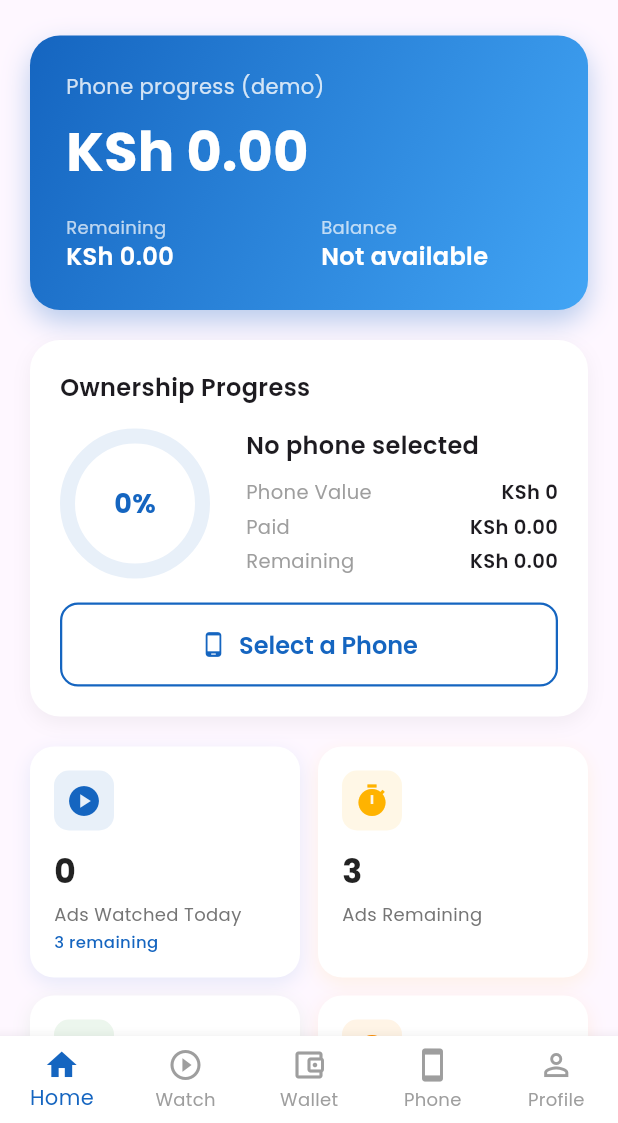
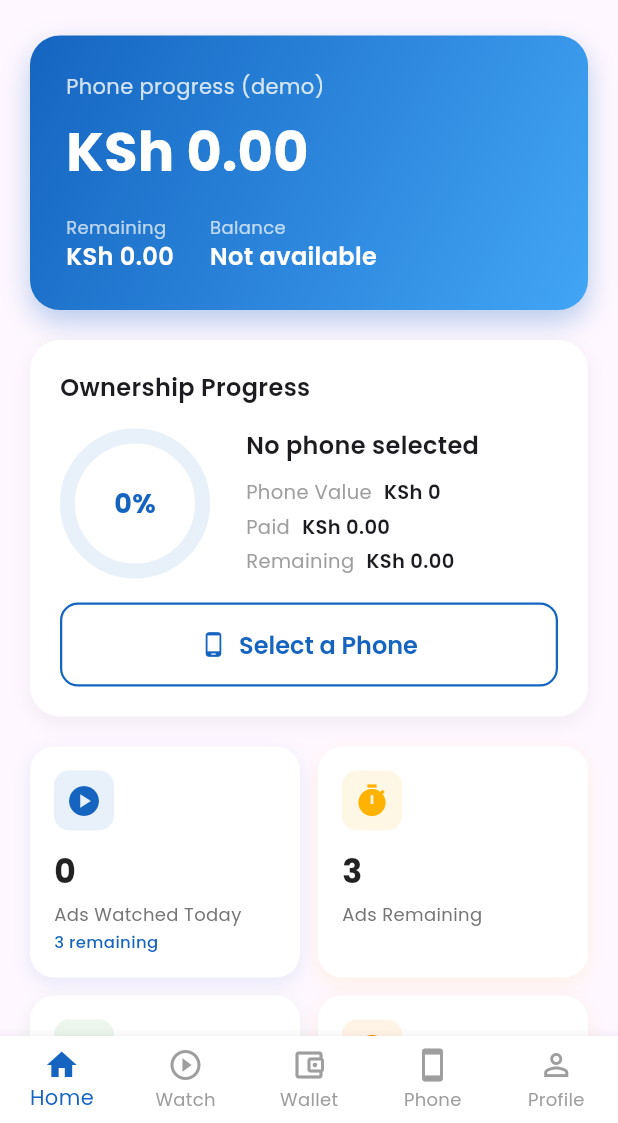
Before and after one commit to murithiian24-Avaru/Ian-Ndung-u-Muriithi, a Flutter app: the MainNavigation screen opened by its route, on a phone screen of 412 x 824 dp, the part 113-1236 px from its top. Run offline on Flutter 3.47's test engine with Material 3 defaults, Android fonts, the phone set to English and light mode, and no system bars; drawn by our look-alikes of percent_indicator; our stand-ins replace flutter_animate, google_fonts, package_info_plus, shared_preferences; accounts and stored records are empty; generated files the repository leaves out were written again; statements that could not run were skipped.

Commit message:
AdLease: fix overflows on all screens; defer startup loading [screenshots]
Real-font layout tests found overflows beyond the dashboard on small
phones and with large system fonts. Local fixes, same look at normal size:
- GradientButton: at least 56 high; label wraps instead of overflowing
- Watch tab stats share the width; Phone tab and Select Phone price rows
  wrap; login/register footers wrap; country dropdowns use full width
- Welcome, Watch Ad and Forgot Password scroll only when they do not fit
- Dashboard: balance stats and progress rows wrap between words
- Disabled notification tiles use the disabled icon colour

Reliability: MainNavigation and Splash started loading in initState; the
providers notify listeners immediately, which Flutter reports as
setState() during build. Loading now starts after the first frame.

All screens are now required to pass the layout tests.

Co-Authored-By: Claude Opus 5.5 <noreply@anthropic.com>
Claude-Session: https://claude.ai/code/session_01ScJBnkRTEwdSQTJJ5uaqtd

```diff
--- a/adlease/lib/screens/auth/forgot_password_screen.dart
+++ b/adlease/lib/screens/auth/forgot_password_screen.dart
@@ -55,7 +55,7 @@ class _ForgotPasswordScreenState extends State<ForgotPasswordScreen> {
         ),
       ),
       body: SafeArea(
-        child: Padding(
+        child: SingleChildScrollView(
           padding: const EdgeInsets.all(24),
           child: _emailSent ? _buildSuccessView() : _buildFormView(),
         ),
--- a/adlease/lib/screens/auth/login_screen.dart
+++ b/adlease/lib/screens/auth/login_screen.dart
@@ -187,8 +187,9 @@ class _LoginScreenState extends State<LoginScreen> {
                   ),
                 ),
                 const SizedBox(height: 32),
-                Row(
-                  mainAxisAlignment: MainAxisAlignment.center,
+                Wrap(
+                  alignment: WrapAlignment.center,
+                  crossAxisAlignment: WrapCrossAlignment.center,
                   children: [
                     Text(
                       "Don't have an account? ",
--- a/adlease/lib/screens/auth/register_screen.dart
+++ b/adlease/lib/screens/auth/register_screen.dart
@@ -160,6 +160,7 @@ class _RegisterScreenState extends State<RegisterScreen> {
                 const SizedBox(height: 16),
                 DropdownButtonFormField<String>(
                   initialValue: _selectedCountry,
+                  isExpanded: true,
                   decoration: const InputDecoration(
                     labelText: 'Country',
                     prefixIcon: Icon(Icons.public),
@@ -223,8 +224,9 @@ class _RegisterScreenState extends State<RegisterScreen> {
                   ),
                 ),
                 const SizedBox(height: 24),
-                Row(
-                  mainAxisAlignment: MainAxisAlignment.center,
+                Wrap(
+                  alignment: WrapAlignment.center,
+                  crossAxisAlignment: WrapCrossAlignment.center,
                   children: [
                     Text(
                       'Already have an account? ',
--- a/adlease/lib/screens/home/home_screen.dart
+++ b/adlease/lib/screens/home/home_screen.dart
@@ -158,19 +158,18 @@ class HomeScreen extends StatelessWidget {
                 ),
               ),
               const SizedBox(height: 16),
-              Row(
-                crossAxisAlignment: CrossAxisAlignment.start,
+              // Side by side when they fit, otherwise one above the other
+              // (never split mid-word).
+              Wrap(
+                alignment: WrapAlignment.spaceBetween,
+                spacing: 24,
+                runSpacing: 12,
                 children: [
-                  Expanded(
-                    child: _buildBalanceStat(
-                      l.remaining,
-                      formatKsh(ownership.remainingAmount),
-                    ),
+                  _buildBalanceStat(
+                    l.remaining,
+                    formatKsh(ownership.remainingAmount),
                   ),
-                  const SizedBox(width: 16),
-                  Expanded(
-                    child: _buildBalanceStat(l.balance, l.notAvailable),
-                  ),
+                  _buildBalanceStat(l.balance, l.notAvailable),
                 ],
               ),
             ],
@@ -334,16 +333,16 @@ class HomeScreen extends StatelessWidget {
   Widget _buildProgressRow(String label, String value) {
     return Padding(
       padding: const EdgeInsets.symmetric(vertical: 2),
-      child: Row(
-        crossAxisAlignment: CrossAxisAlignment.start,
+      // Label and value on one line when they fit, otherwise the value
+      // moves under the label.
+      child: Wrap(
+        alignment: WrapAlignment.spaceBetween,
+        spacing: 8,
         children: [
-          Expanded(
-            child: Text(
-              label,
-              style: GoogleFonts.poppins(fontSize: 13, color: Colors.grey),
-            ),
+          Text(
+            label,
+            style: GoogleFonts.poppins(fontSize: 13, color: Colors.grey),
           ),
-          const SizedBox(width: 8),
           Text(
             value,
             style: GoogleFonts.poppins(
--- a/adlease/lib/screens/home/main_navigation.dart
+++ b/adlease/lib/screens/home/main_navigation.dart
@@ -31,7 +31,11 @@ class _MainNavigationState extends State<MainNavigation> {
   @override
   void initState() {
     super.initState();
-    _loadData();
+    // Load after the first frame: the providers notify listeners as soon as
+    // loading starts, which is not allowed while the tree is being built.
+    WidgetsBinding.instance.addPostFrameCallback((_) {
+      if (mounted) _loadData();
+    });
   }
 
   Future<void> _loadData() async {
--- a/adlease/lib/screens/ownership/ownership_screen.dart
+++ b/adlease/lib/screens/ownership/ownership_screen.dart
@@ -172,8 +172,10 @@ class OwnershipScreen extends StatelessWidget {
                 padding: EdgeInsets.zero,
               ),
               const SizedBox(height: 12),
-              Row(
-                mainAxisAlignment: MainAxisAlignment.spaceBetween,
+              Wrap(
+                alignment: WrapAlignment.spaceBetween,
+                spacing: 12,
+                runSpacing: 4,
                 children: [
                   Text(
                     '${current.progressPercentage.toStringAsFixed(1)}% Complete',
--- a/adlease/lib/screens/profile/edit_profile_screen.dart
+++ b/adlease/lib/screens/profile/edit_profile_screen.dart
@@ -154,6 +154,7 @@ class _EditProfileScreenState extends State<EditProfileScreen> {
                 const SizedBox(height: 16),
                 DropdownButtonFormField<String>(
                   initialValue: _selectedCountry,
+                  isExpanded: true,
                   decoration: const InputDecoration(
                     labelText: 'Country',
                     prefixIcon: Icon(Icons.public),
--- a/adlease/lib/screens/splash/splash_screen.dart
+++ b/adlease/lib/screens/splash/splash_screen.dart
@@ -20,7 +20,11 @@ class _SplashScreenState extends State<SplashScreen> {
   @override
   void initState() {
     super.initState();
-    _initialize();
+    // Start after the first frame: the providers notify listeners as soon as
+    // loading starts, which is not allowed while the tree is being built.
+    WidgetsBinding.instance.addPostFrameCallback((_) {
+      if (mounted) _initialize();
+    });
   }
 
   Future<void> _initialize() async {
```
Also changed, not shown: adlease/lib/screens/ads/ads_screen.dart (+8 -2 lines), adlease/lib/screens/ads/watch_ad_screen.dart (+10 -1 lines), adlease/lib/screens/auth/welcome_screen.dart (+12 -1 lines), adlease/lib/screens/ownership/select_phone_screen.dart (+5 -2 lines), adlease/lib/screens/settings/settings_screen.dart (+6 -5 lines), adlease/lib/widgets/gradient_button.dart (+10 -2 lines), 2 other files.
